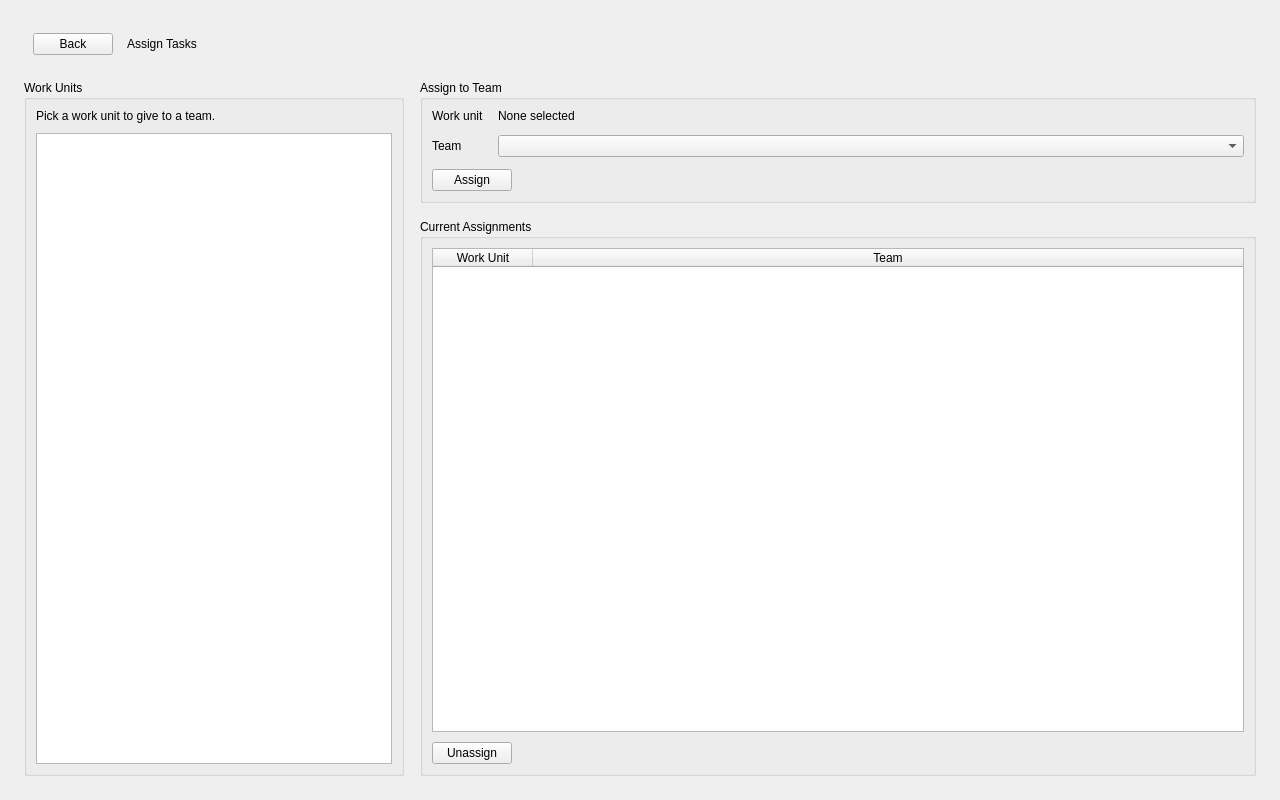
Brett-Pitts/COS214Project, file GUI/taskpage.ui: the form before one commit.
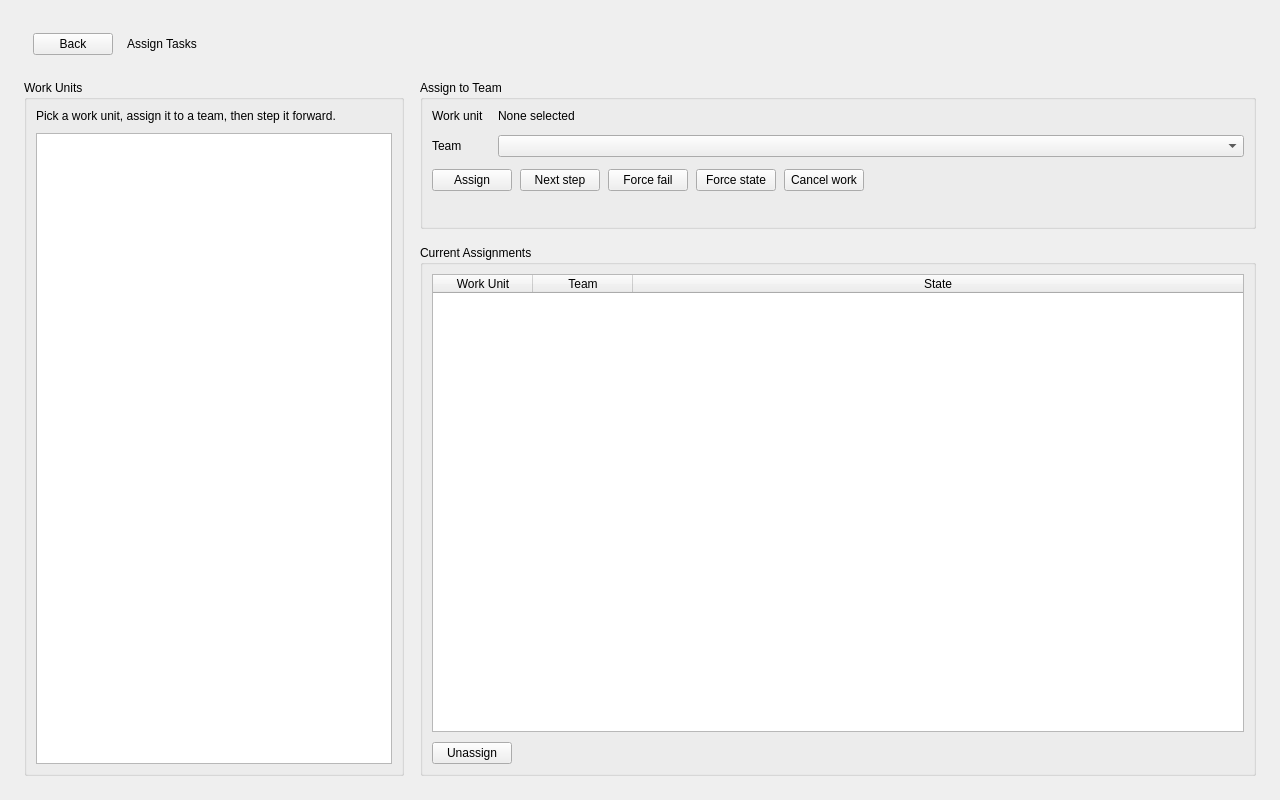
The form after the commit.

Patch:
```diff
--- a/GUI/taskpage.ui
+++ b/GUI/taskpage.ui
@@ -103,7 +103,7 @@
         <item>
          <widget class="QLabel" name="workUnitHintLabel">
           <property name="text">
-           <string>Pick a work unit to give to a team.</string>
+           <string>Pick a work unit, assign it to a team, then step it forward.</string>
           </property>
           <property name="variant" stdset="0">
            <string notr="true">muted</string>
@@ -185,6 +185,37 @@
               </property>
              </widget>
             </item>
+            <item>
+             <widget class="QPushButton" name="stepButton">
+              <property name="text">
+               <string>Next step</string>
+              </property>
+             </widget>
+            </item>
+            <item>
+             <widget class="QPushButton" name="forceFailButton">
+              <property name="text">
+               <string>Force fail</string>
+              </property>
+             </widget>
+            </item>
+            <item>
+             <widget class="QPushButton" name="forceStateButton">
+              <property name="text">
+               <string>Force state</string>
+              </property>
+             </widget>
+            </item>
+            <item>
+             <widget class="QPushButton" name="cancelWorkButton">
+              <property name="text">
+               <string>Cancel work</string>
+              </property>
+              <property name="variant" stdset="0">
+               <string notr="true">danger</string>
+              </property>
+             </widget>
+            </item>
             <item>
              <spacer name="assignButtonsSpacer">
               <property name="orientation">
@@ -200,6 +231,16 @@
             </item>
            </layout>
           </item>
+          <item>
+           <widget class="QLabel" name="resultLabel">
+            <property name="text">
+             <string/>
+            </property>
+            <property name="wordWrap">
+             <bool>true</bool>
+            </property>
+           </widget>
+          </item>
          </layout>
         </widget>
        </item>
@@ -242,6 +283,11 @@
               <string>Team</string>
              </property>
             </column>
+            <column>
+             <property name="text">
+              <string>State</string>
+             </property>
+            </column>
            </widget>
           </item>
           <item>
```
